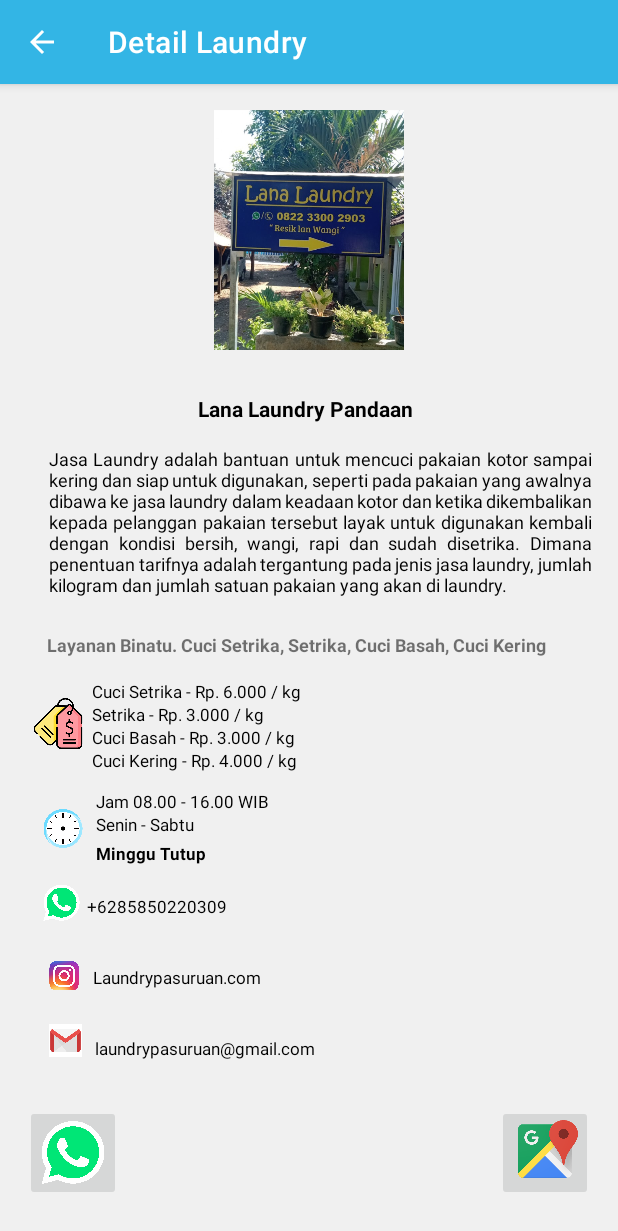
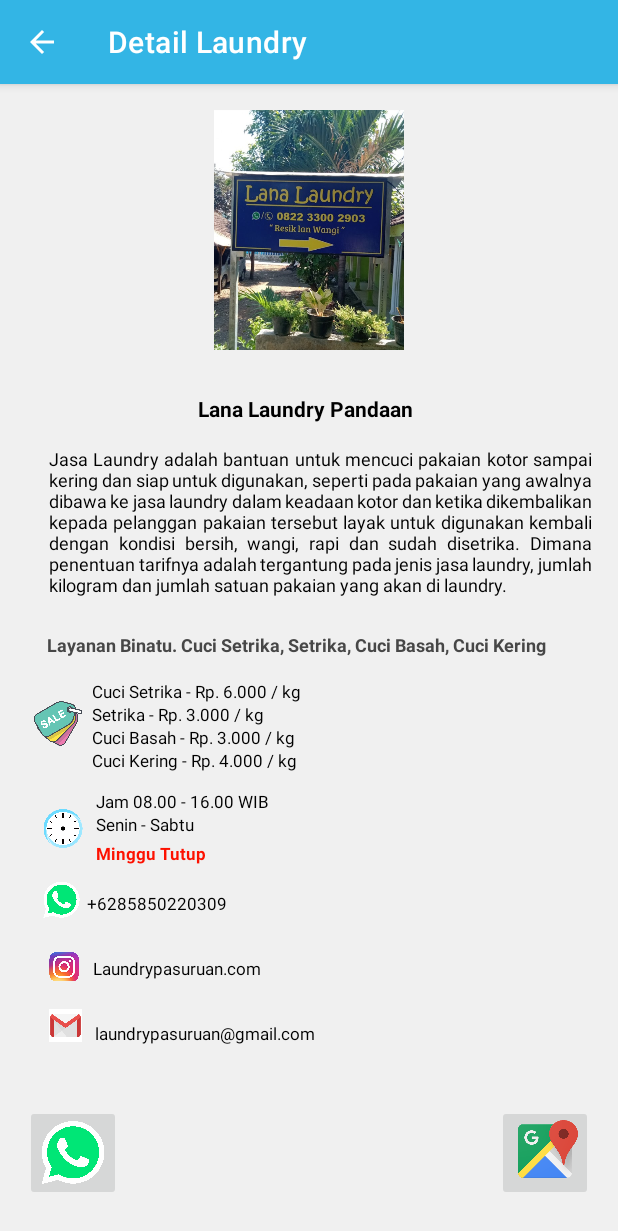
Before and after one commit to titiknk/Laundry-App, an Android app: the screen it shows after launch (Detail), after a tap on "Lana Laundry Pandaan", on a phone screen of 412 x 824 dp. Shown: the top 1231 px of the screen. Run offline under Robolectric (Android 15) with nearby library versions, the phone set to English and light mode, and no system bars.

Commit message:
Menambahkan Simple Animtion di Splash dan memperbaiki tata letak ikon dan teks pada detail

```diff
--- a/app/src/main/java/com/titikhofifa/laundryapp/ActivitySplash.java
+++ b/app/src/main/java/com/titikhofifa/laundryapp/ActivitySplash.java
@@ -11,6 +11,9 @@ import android.os.Bundle;
 import android.os.Handler;
 import android.util.Log;
 import android.view.View;
+import android.view.animation.Animation;
+import android.view.animation.AnimationUtils;
+import android.widget.TextView;
 import android.window.SplashScreen;
 
 import java.time.LocalDateTime;
@@ -19,10 +22,18 @@ import java.time.LocalDateTime;
 public class ActivitySplash extends AppCompatActivity {
 
     private LocalDateTime waktu = now();
+
+    TextView Selamat;
     @Override
     protected void onCreate(Bundle savedInstanceState) {
         super.onCreate(savedInstanceState);
         setContentView(R.layout.activity_splash);
+
+        Selamat = findViewById(R.id.Selamat);
+
+        Animation animation = AnimationUtils.loadAnimation(this, R.anim.simple_anim);
+
+        Selamat.setAnimation(animation);
 
         View decorView = getWindow().getDecorView();
         decorView.setSystemUiVisibility(decorView.SYSTEM_UI_FLAG_FULLSCREEN);
--- /dev/null
+++ b/app/src/main/res/anim/simple_anim.xml
@@ -0,0 +1,12 @@
+<?xml version="1.0" encoding="utf-8"?>
+<set xmlns:android="http://schemas.android.com/apk/res/android">
+    <translate
+        android:fromXDelta="-100"
+        android:fromYDelta="0"
+        android:duration="2000"/>
+    <alpha
+        android:fromAlpha="0.5"
+        android:toAlpha="1"
+        android:duration="2000"/>
+
+</set>
--- a/app/src/main/res/layout/activity_detail.xml
+++ b/app/src/main/res/layout/activity_detail.xml
@@ -56,6 +56,7 @@
         android:layout_height="28dp"
         android:layout_marginTop="8dp"
         android:text="@string/tv_detail"
+        android:textColor="#474747"
         android:textSize="12sp"
         android:textStyle="bold"
         app:layout_constraintEnd_toEndOf="parent"
@@ -169,14 +170,15 @@
 
     <TextView
         android:id="@+id/detailText9"
+        style="@style/TEXT"
         android:layout_width="wrap_content"
         android:layout_height="wrap_content"
         android:layout_marginStart="8dp"
         android:layout_marginTop="4dp"
         android:text="@string/tv_tutup"
+        android:textColor="#FD1100"
+        android:textSize="11sp"
         android:textStyle="bold"
-        style="@style/TEXT"
-        android:textSize="11sp"
         app:layout_constraintStart_toEndOf="@+id/imageView2"
         app:layout_constraintTop_toBottomOf="@+id/detailText8" />
 
@@ -185,7 +187,7 @@
         android:layout_width="26dp"
         android:layout_height="25dp"
         android:layout_marginStart="28dp"
-        android:layout_marginTop="24dp"
+        android:layout_marginTop="22dp"
         app:layout_constraintStart_toStartOf="parent"
         app:layout_constraintTop_toBottomOf="@+id/imageView2"
         app:srcCompat="@drawable/wa" />
@@ -195,7 +197,7 @@
         android:layout_width="wrap_content"
         android:layout_height="wrap_content"
         android:layout_marginStart="4dp"
-        android:layout_marginTop="20dp"
+        android:layout_marginTop="18dp"
         android:text="@string/tv_telp"
         style="@style/TEXT"
         android:textSize="11sp"
@@ -207,7 +209,7 @@
         android:layout_width="22dp"
         android:layout_height="24dp"
         android:layout_marginStart="32dp"
-        android:layout_marginTop="24dp"
+        android:layout_marginTop="20dp"
         app:layout_constraintStart_toStartOf="parent"
         app:layout_constraintTop_toBottomOf="@+id/imageView3"
         app:srcCompat="@drawable/bg_insta" />
@@ -217,7 +219,7 @@
         android:layout_width="wrap_content"
         android:layout_height="wrap_content"
         android:layout_marginStart="8dp"
-        android:layout_marginTop="32dp"
+        android:layout_marginTop="28dp"
         android:text="@string/tv_ig"
         style="@style/TEXT"
         android:textSize="11sp"
@@ -232,14 +234,14 @@
         android:layout_marginTop="16dp"
         app:layout_constraintStart_toStartOf="parent"
         app:layout_constraintTop_toBottomOf="@+id/detailText2"
-        app:srcCompat="@drawable/bg_price2" />
+        app:srcCompat="@drawable/bg_hargaprice" />
 
     <ImageView
         android:id="@+id/imageView5"
         android:layout_width="23dp"
         android:layout_height="22dp"
         android:layout_marginStart="32dp"
-        android:layout_marginTop="20dp"
+        android:layout_marginTop="16dp"
         app:layout_constraintStart_toStartOf="parent"
         app:layout_constraintTop_toBottomOf="@+id/imageView4"
         app:srcCompat="@drawable/bg_gmail" />
@@ -250,7 +252,7 @@
         android:layout_width="wrap_content"
         android:layout_height="wrap_content"
         android:layout_marginStart="8dp"
-        android:layout_marginTop="32dp"
+        android:layout_marginTop="28dp"
         android:text="@string/tv_gmail"
         android:textSize="11sp"
         app:layout_constraintStart_toEndOf="@+id/imageView5"
```
Also changed, not shown: app/src/main/res/layout/activity_splash.xml (+16 -2 lines), app/src/main/res/drawable/bg_hargaprice.png (added).
